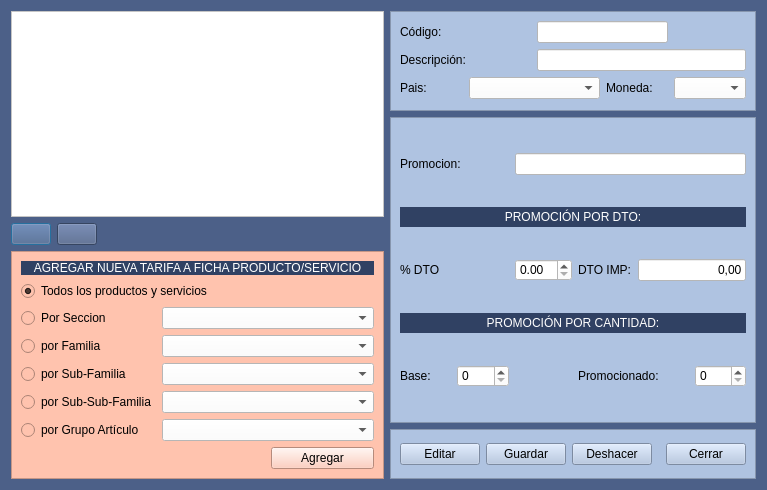
First picture: the form in Almacen/frmtipostarifa.ui, repository arcnexus/RedFoX, before the edit.
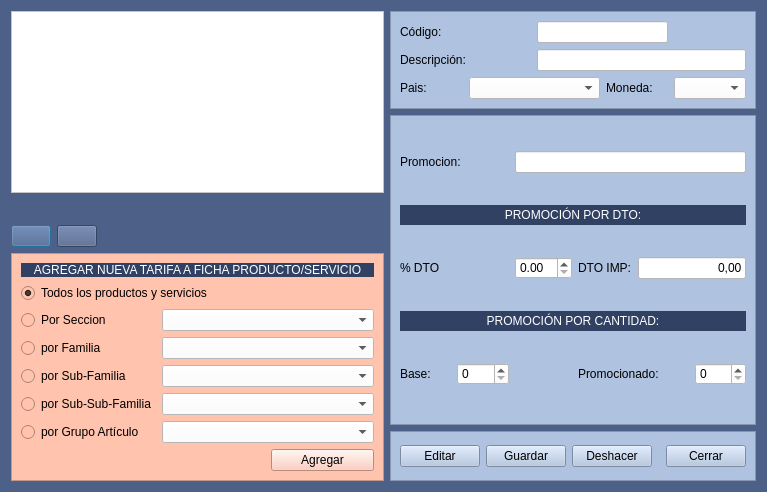
Second picture: the form after the edit. Icons and pictures are not drawn.

The edit to the form file:
```diff
--- a/Almacen/frmtipostarifa.ui
+++ b/Almacen/frmtipostarifa.ui
@@ -105,7 +105,7 @@
      </layout>
     </widget>
    </item>
-   <item row="1" column="3" rowspan="3">
+   <item row="1" column="3" rowspan="4">
     <widget class="QFrame" name="frame_2">
      <property name="styleSheet">
       <string notr="true">background-color: rgb(175,195,225);</string>
@@ -236,7 +236,7 @@
      </layout>
     </widget>
    </item>
-   <item row="2" column="0">
+   <item row="3" column="0">
     <widget class="QPushButton" name="btnAnadir">
      <property name="text">
       <string/>
@@ -253,7 +253,7 @@
      </property>
     </widget>
    </item>
-   <item row="2" column="1">
+   <item row="3" column="1">
     <widget class="QPushButton" name="btnBorrar">
      <property name="text">
       <string/>
@@ -270,7 +270,7 @@
      </property>
     </widget>
    </item>
-   <item row="2" column="2">
+   <item row="3" column="2">
     <spacer name="horizontalSpacer_2">
      <property name="orientation">
       <enum>Qt::Horizontal</enum>
@@ -283,7 +283,7 @@
      </property>
     </spacer>
    </item>
-   <item row="3" column="0" rowspan="2" colspan="3">
+   <item row="4" column="0" rowspan="2" colspan="3">
     <widget class="QFrame" name="frame_4">
      <property name="styleSheet">
       <string notr="true">background-color: rgb(255, 195, 174);</string>
@@ -405,7 +405,7 @@
      </layout>
     </widget>
    </item>
-   <item row="4" column="3">
+   <item row="5" column="3">
     <widget class="QFrame" name="frame_3">
      <property name="maximumSize">
       <size>
@@ -507,6 +507,19 @@
      </layout>
     </widget>
    </item>
+   <item row="2" column="2">
+    <spacer name="horizontalSpacer_3">
+     <property name="orientation">
+      <enum>Qt::Horizontal</enum>
+     </property>
+     <property name="sizeHint" stdset="0">
+      <size>
+       <width>40</width>
+       <height>20</height>
+      </size>
+     </property>
+    </spacer>
+   </item>
   </layout>
  </widget>
  <tabstops>
```
